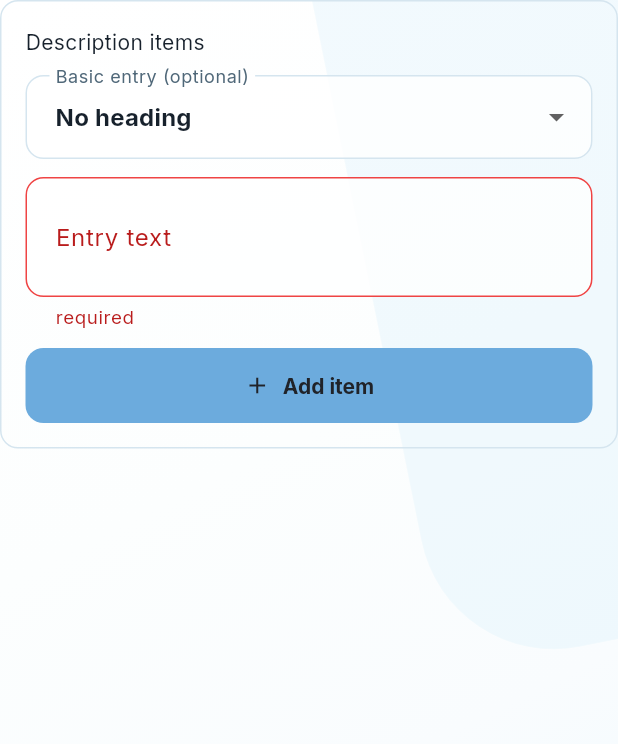
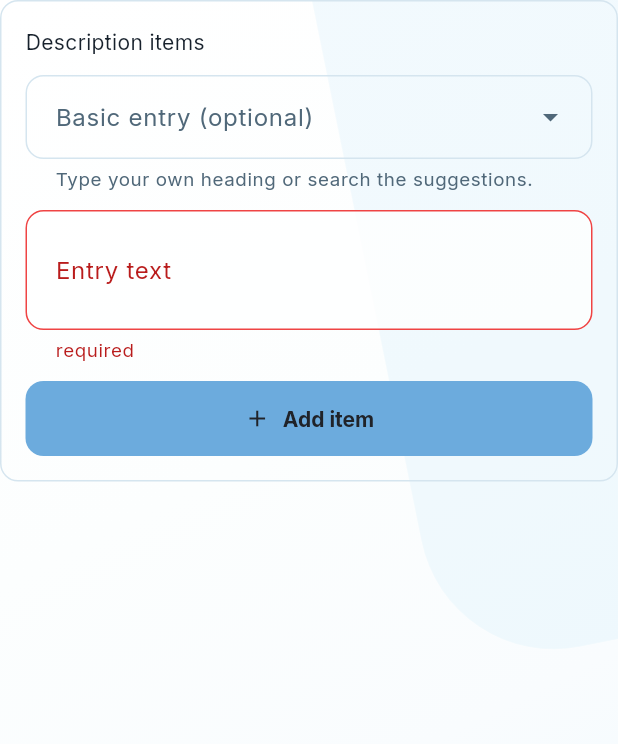
Before and after one commit to MTFOODA/CVProtfolio, a Flutter app: the DescriptionItemsEditor widget shown alone on an empty page, opened directly with empty values, after a tap on "Add item", on a phone screen of 412 x 824 dp. Shown: the top 744 px of the screen. Run offline on Flutter 3.47's test engine with Material 3 defaults, Android fonts, the phone set to English and light mode, and no system bars; our stand-ins replace file_picker, flutter_riverpod, flutter_secure_storage, go_router, google_sign_in, local_auth and 6 more; missing offline and left inert: bidi, dart:js_interop; accounts and stored records are empty.

Commit message:
Allow custom description headings and broaden searchable suggestions

```diff
--- a/lib/core/l10n/ui_strings_ar.dart
+++ b/lib/core/l10n/ui_strings_ar.dart
@@ -3,6 +3,9 @@
 const uiArabicStrings = <String, String>{
   'Description items': 'عناصر الوصف',
   'Basic entry (optional)': 'العنوان الأساسي (اختياري)',
+  'Choose or type a heading': 'اختَر عنوانًا أو اكتب عنوانك',
+  'Type your own heading or search the suggestions.':
+      'اكتب عنوانًا خاصًا بك أو ابحث في العناوين المقترحة.',
   'No heading': 'بدون عنوان',
   'Custom heading': 'عنوان مخصص',
   'Entry text': 'نص العنصر',
--- a/lib/core/widgets/description_items_editor.dart
+++ b/lib/core/widgets/description_items_editor.dart
@@ -22,27 +22,79 @@ class DescriptionItemsEditor extends StatefulWidget {
 
 class DescriptionItemsEditorState extends State<DescriptionItemsEditor> {
   static const _labels = [
-    'Architecture',
-    'State management',
-    'Features',
+    'Overview',
+    'Objectives',
+    'Project scope',
+    'My role',
     'Responsibilities',
     'Achievements',
+    'Key results',
+    'Business impact',
+    'Deliverables',
+    'Features',
+    'Architecture',
+    'Design patterns',
+    'State management',
+    'User interface',
+    'User experience',
+    'Accessibility',
+    'Responsive design',
     'Technologies',
+    'Tools',
+    'Platforms',
     'APIs',
+    'Integrations',
     'Database',
+    'Data modeling',
+    'Authentication',
+    'Authorization',
+    'Security',
+    'Privacy',
+    'Payments',
+    'Notifications',
+    'Real-time updates',
+    'Offline support',
+    'Caching',
+    'Error handling',
     'Testing',
+    'Quality assurance',
     'Performance',
+    'Scalability',
+    'CI/CD',
+    'Deployment',
+    'Monitoring',
+    'Maintenance',
+    'Documentation',
+    'Research',
+    'Data analysis',
+    'Automation',
+    'Operations',
+    'Customer support',
+    'Sales and growth',
+    'Marketing',
+    'Budget management',
+    'Risk management',
+    'Collaboration',
+    'Stakeholder management',
+    'Leadership',
+    'Mentoring',
+    'Training',
+    'Process improvements',
+    'Challenges',
+    'Solutions',
+    'Key learnings',
   ];
   final _text = TextEditingController();
-  final _customLabel = TextEditingController();
-  String _label = '';
+  final _heading = TextEditingController();
+  final _recentHeadings = <String>{};
   String? _error;
+  String? _headingError;
   int? _editing;
 
   @override
   void dispose() {
     _text.dispose();
-    _customLabel.dispose();
+    _heading.dispose();
     super.dispose();
   }
 
@@ -51,22 +103,21 @@ class DescriptionItemsEditorState extends State<DescriptionItemsEditor> {
     if (_text.text.trim().isEmpty &&
         !required &&
         _editing == null &&
-        _label.isEmpty &&
-        _customLabel.text.trim().isEmpty) {
+        _heading.text.trim().isEmpty) {
       return true;
     }
-    final error =
-        context.validateText(_text.text, required: true) ??
-        (_label == 'custom'
-            ? context.validateText(_customLabel.text, required: true, max: 100)
-            : null);
-    if (error != null) {
-      setState(() => _error = error);
+    final error = context.validateText(_text.text, required: true);
+    final headingError = context.validateText(_heading.text, max: 100);
+    if (error != null || headingError != null) {
+      setState(() {
+        _error = error;
+        _headingError = headingError;
+      });
       return false;
     }
     final item = DescriptionItem(
       text: _text.text.trim(),
-      label: _label == 'custom' ? _customLabel.text.trim() : _label,
+      label: _heading.text.trim(),
     );
     final items = [...widget.items];
     if (_editing case final int index) {
@@ -74,6 +125,7 @@ class DescriptionItemsEditorState extends State<DescriptionItemsEditor> {
     } else {
       items.add(item);
     }
+    if (item.label.isNotEmpty) _recentHeadings.add(item.label);
     widget.onChanged(items);
     setState(_reset);
     return true;
@@ -81,10 +133,10 @@ class DescriptionItemsEditorState extends State<DescriptionItemsEditor> {
 
   void _reset() {
     _text.clear();
-    _customLabel.clear();
-    _label = '';
+    _heading.clear();
     _editing = null;
     _error = null;
+    _headingError = null;
   }
 
   @override
@@ -114,11 +166,9 @@ class DescriptionItemsEditorState extends State<DescriptionItemsEditor> {
                     final item = widget.items[i];
                     _editing = i;
                     _text.text = item.text;
-                    _label = item.label.isEmpty || _labels.contains(item.label)
-                        ? item.label
-                        : 'custom';
-                    _customLabel.text = _label == 'custom' ? item.label : '';
+                    _heading.text = item.label;
                     _error = null;
+                    _headingError = null;
                   }),
                 ),
                 IconButton(
@@ -138,30 +188,39 @@ class DescriptionItemsEditorState extends State<DescriptionItemsEditor> {
               ],
             ),
           ),
-        DropdownButtonFormField<String>(
-          key: ValueKey('description-label-$_label'),
-          initialValue: _label,
-          isExpanded: true,
-          decoration: InputDecoration(
-            labelText: context.ui('Basic entry (optional)'),
+        DropdownMenu<String>(
+          key: const ValueKey('description-heading'),
+          controller: _heading,
+          expandedInsets: EdgeInsets.zero,
+          menuHeight: 300,
+          requestFocusOnTap: true,
+          enableFilter: true,
+          label: UiText('Basic entry (optional)'),
+          hintText: context.ui('Choose or type a heading'),
+          helperText: context.ui(
+            'Type your own heading or search the suggestions.',
           ),
-          items: [
-            DropdownMenuItem(value: '', child: UiText('No heading')),
-            for (final label in _labels)
-              DropdownMenuItem(value: label, child: Text(label)),
-            DropdownMenuItem(value: 'custom', child: UiText('Custom heading')),
+          errorText: _headingError,
+          inputDecorationTheme: const InputDecorationThemeData(
+            helperMaxLines: 3,
+          ),
+          dropdownMenuEntries: [
+            DropdownMenuEntry(value: '', label: context.ui('No heading')),
+            for (final label in <String>{
+              ..._labels,
+              ..._recentHeadings,
+              for (final item in widget.items)
+                if (item.label.trim().isNotEmpty) item.label.trim(),
+            })
+              DropdownMenuEntry(value: label, label: label),
           ],
-          onChanged: (value) => setState(() => _label = value ?? ''),
+          onSelected: (value) {
+            // Selecting the empty option must leave an empty saved heading,
+            // rather than persisting its translated display label.
+            if (value == '') _heading.clear();
+            setState(() => _headingError = null);
+          },
         ),
-        if (_label == 'custom') ...[
-          const SizedBox(height: 12),
-          TextField(
-            controller: _customLabel,
-            decoration: InputDecoration(
-              labelText: context.ui('Custom heading'),
-            ),
-          ),
-        ],
         const SizedBox(height: 12),
         TextField(
           controller: _text,
```
Also changed, not shown: 3 other files.
